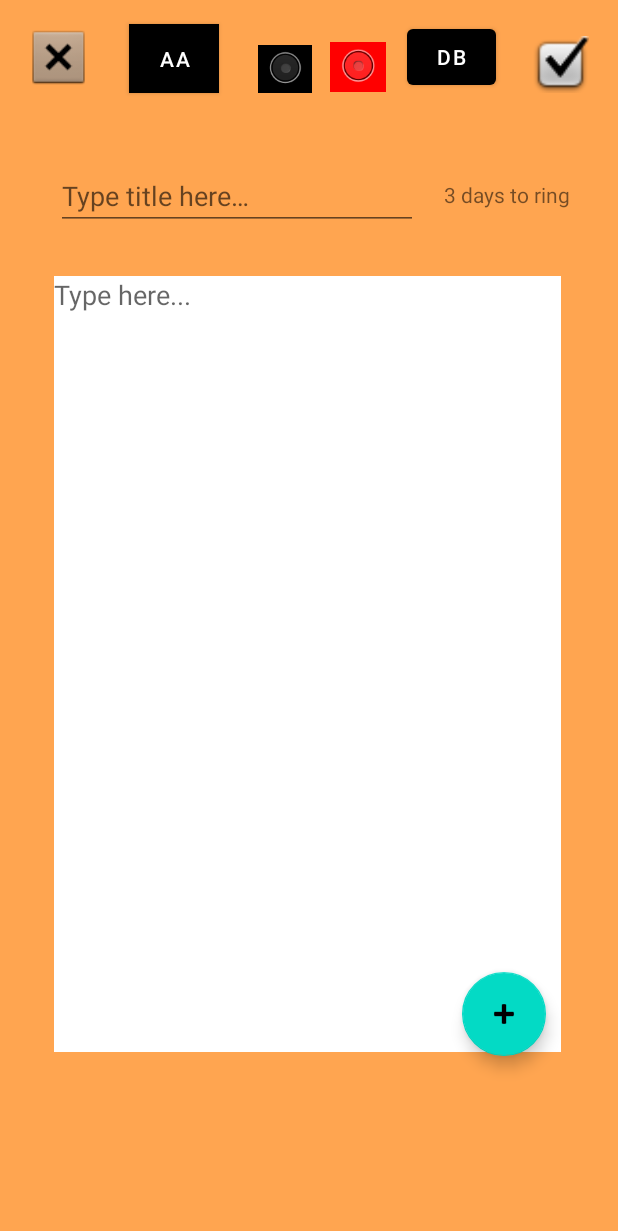
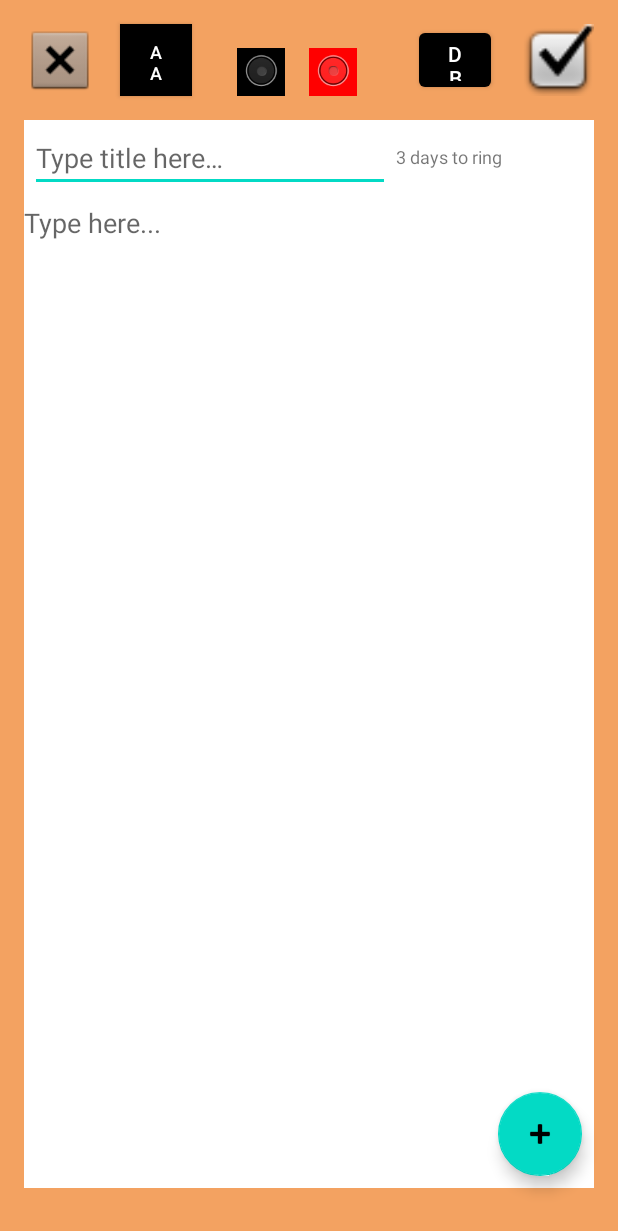
Before and after one commit to firatfolcay/SandyINF303, an Android app: the NoteEditorController screen opened directly, with no data from a screen before it, on a phone screen of 412 x 824 dp. Shown: the top 1231 px of the screen. Run offline under Robolectric (Android 15) with nearby library versions, the phone set to English and light mode, and no system bars.

Commit message:
GUI constraints fixed/improved

```diff
--- a/app/src/main/res/layout/activity_main.xml
+++ b/app/src/main/res/layout/activity_main.xml
@@ -13,42 +13,42 @@
         android:id="@+id/toolbar"
         android:layout_width="match_parent"
         android:layout_height="?attr/actionBarSize"
+        android:layout_marginBottom="16dp"
         android:background="@color/orange"
         app:layout_constraintBottom_toTopOf="@+id/listOfNotes"
+
         app:layout_constraintEnd_toEndOf="parent"
         app:layout_constraintHorizontal_bias="0.0"
-
-        app:layout_constraintStart_toStartOf="parent"
-        app:layout_constraintTop_toTopOf="parent" />
+        app:layout_constraintStart_toStartOf="parent" />
 
     <ImageButton
         android:id="@+id/imageButton"
-        android:layout_width="wrap_content"
-        android:layout_height="wrap_content"
-        android:layout_marginStart="14dp"
-        android:layout_marginTop="5dp"
+        android:layout_width="48dp"
+        android:layout_height="48dp"
+        android:layout_marginStart="16dp"
+        android:layout_marginBottom="16dp"
+        app:layout_constraintBottom_toTopOf="@+id/listOfNotes"
         app:layout_constraintStart_toStartOf="parent"
-        app:layout_constraintTop_toTopOf="parent"
         app:srcCompat="@android:drawable/ic_dialog_email" />
 
     <ImageButton
         android:id="@+id/imageButton4"
-        android:layout_width="58dp"
-        android:layout_height="50dp"
-        android:layout_marginStart="84dp"
-        android:layout_marginTop="6dp"
-        app:layout_constraintStart_toStartOf="parent"
-        app:layout_constraintTop_toTopOf="parent"
+        android:layout_width="48dp"
+        android:layout_height="48dp"
+        android:layout_marginStart="16dp"
+        android:layout_marginBottom="16dp"
+        app:layout_constraintBottom_toTopOf="@+id/listOfNotes"
+        app:layout_constraintStart_toEndOf="@+id/imageButton"
         app:srcCompat="@android:drawable/ic_lock_idle_alarm" />
 
     <androidx.recyclerview.widget.RecyclerView
         android:id="@+id/listOfNotes"
         android:layout_width="0dp"
         android:layout_height="0dp"
-        android:layout_marginStart="5dp"
-        android:layout_marginTop="56dp"
+        android:layout_marginStart="16dp"
+        android:layout_marginTop="80dp"
         android:layout_marginEnd="16dp"
-        android:layout_marginBottom="64dp"
+        android:layout_marginBottom="32dp"
         app:layout_constraintBottom_toBottomOf="parent"
         app:layout_constraintEnd_toEndOf="parent"
         app:layout_constraintHorizontal_bias="0.0"
@@ -59,11 +59,11 @@
         android:id="@+id/fab_create_new_note"
         android:layout_width="wrap_content"
         android:layout_height="wrap_content"
-        android:layout_marginStart="339dp"
-        android:layout_marginTop="611dp"
+        android:layout_marginEnd="16dp"
+        android:layout_marginBottom="16dp"
         android:clickable="true"
-        app:layout_constraintStart_toStartOf="parent"
-        app:layout_constraintTop_toTopOf="parent"
+        app:layout_constraintBottom_toBottomOf="@+id/listOfNotes"
+        app:layout_constraintEnd_toEndOf="@+id/listOfNotes"
         app:srcCompat="@android:drawable/ic_input_add" />
 
 
--- a/app/src/main/res/layout/note_editor.xml
+++ b/app/src/main/res/layout/note_editor.xml
@@ -4,48 +4,110 @@
     xmlns:tools="http://schemas.android.com/tools"
     android:layout_width="match_parent"
     android:layout_height="match_parent"
-    android:background="#FFA550">
+    android:background="@color/orange">
+
+    <androidx.constraintlayout.widget.ConstraintLayout
+        android:id="@+id/constraint_inside"
+        android:layout_width="0dp"
+        android:layout_height="0dp"
+        android:layout_marginStart="16dp"
+        android:layout_marginTop="80dp"
+        android:layout_marginEnd="16dp"
+        android:layout_marginBottom="32dp"
+        android:background="#FFFFFF"
+        app:layout_constraintBottom_toBottomOf="parent"
+        app:layout_constraintEnd_toEndOf="parent"
+        app:layout_constraintStart_toStartOf="parent"
+        app:layout_constraintTop_toTopOf="parent">
+
+        <EditText
+            android:id="@+id/noteeditor_title_text"
+            android:layout_width="240dp"
+            android:layout_height="40dp"
+            android:layout_marginStart="4dp"
+            android:layout_marginTop="8dp"
+            android:ems="10"
+            android:hint="@string/noteeditor_title_text"
+            android:inputType="textPersonName"
+            app:layout_constraintStart_toStartOf="parent"
+            app:layout_constraintTop_toTopOf="parent" />
+
+        <TextView
+            android:id="@+id/textView_remaining_time"
+            android:layout_width="88dp"
+            android:layout_height="40dp"
+            android:layout_marginStart="4dp"
+            android:layout_marginTop="16dp"
+            android:text="3 days to ring"
+            android:textAlignment="textStart"
+            android:textSize="12sp"
+            app:layout_constraintStart_toEndOf="@+id/noteeditor_title_text"
+            app:layout_constraintTop_toTopOf="parent" />
+
+        <EditText
+            android:id="@+id/noteeditor_multiline_text"
+            android:layout_width="0dp"
+            android:layout_height="0dp"
+            android:layout_marginTop="8dp"
+            android:background="#FFFFFF"
+            android:clickable="true"
+            android:editable="true"
+            android:ems="10"
+            android:enabled="true"
+            android:gravity="start|top"
+            android:hint="Type here..."
+            android:inputType="textMultiLine"
+            android:saveEnabled="true"
+            android:scrollbarStyle="insideInset"
+            android:scrollbars="vertical"
+            app:layout_constraintBottom_toBottomOf="parent"
+            app:layout_constraintEnd_toEndOf="parent"
+            app:layout_constraintStart_toStartOf="parent"
+            app:layout_constraintTop_toBottomOf="@+id/noteeditor_title_text" />
+    </androidx.constraintlayout.widget.ConstraintLayout>
 
     <ImageView
         android:id="@+id/imageView_back"
-        android:layout_width="46dp"
-        android:layout_height="44dp"
+        android:layout_width="@dimen/button_48"
+        android:layout_height="@dimen/button_48"
         android:layout_marginStart="16dp"
-        android:layout_marginTop="16dp"
+        android:layout_marginBottom="16dp"
+        app:layout_constraintBottom_toTopOf="@+id/constraint_inside"
         app:layout_constraintStart_toStartOf="parent"
-        app:layout_constraintTop_toTopOf="parent"
         app:srcCompat="@android:drawable/btn_dialog" />
 
     <ImageView
         android:id="@+id/imageView_save_note"
-        android:layout_width="43dp"
-        android:layout_height="38dp"
-        android:layout_marginStart="352dp"
-        android:layout_marginTop="24dp"
-        app:layout_constraintStart_toStartOf="parent"
-        app:layout_constraintTop_toTopOf="parent"
+        android:layout_width="@dimen/button_48"
+        android:layout_height="@dimen/button_48"
+        android:layout_marginEnd="16dp"
+        android:layout_marginBottom="16dp"
+        app:layout_constraintBottom_toTopOf="@+id/constraint_inside"
+        app:layout_constraintEnd_toEndOf="parent"
         app:srcCompat="@android:drawable/checkbox_on_background" />
 
     <com.google.android.material.floatingactionbutton.FloatingActionButton
         android:id="@+id/fab_noteeditor_options_timer"
         android:layout_width="wrap_content"
         android:layout_height="wrap_content"
+        android:layout_marginEnd="8dp"
         android:layout_marginBottom="16dp"
         android:clickable="true"
         android:visibility="invisible"
         app:layout_constraintBottom_toTopOf="@+id/fab_noteeditor_options"
-        app:layout_constraintStart_toStartOf="@+id/fab_noteeditor_options"
+        app:layout_constraintEnd_toEndOf="@+id/constraint_inside"
         app:srcCompat="@android:drawable/arrow_down_float" />
 
     <com.google.android.material.floatingactionbutton.FloatingActionButton
         android:id="@+id/fab_noteeditor_options_addimage"
         android:layout_width="wrap_content"
         android:layout_height="wrap_content"
-        android:layout_marginBottom="84dp"
+        android:layout_marginEnd="8dp"
+        android:layout_marginBottom="16dp"
         android:clickable="true"
         android:visibility="invisible"
-        app:layout_constraintBottom_toTopOf="@+id/fab_noteeditor_options"
-        app:layout_constraintStart_toStartOf="@+id/fab_noteeditor_options"
+        app:layout_constraintBottom_toTopOf="@+id/fab_noteeditor_options_timer"
+        app:layout_constraintEnd_toEndOf="@+id/constraint_inside"
         app:srcCompat="@android:drawable/btn_star" />
 
 
@@ -53,109 +115,70 @@
         android:id="@+id/fab_noteeditor_options_calendar"
         android:layout_width="wrap_content"
         android:layout_height="wrap_content"
-        android:layout_marginBottom="152dp"
+        android:layout_marginEnd="8dp"
+        android:layout_marginBottom="16dp"
         android:clickable="true"
         android:visibility="invisible"
-        app:layout_constraintBottom_toTopOf="@+id/fab_noteeditor_options"
-        app:layout_constraintStart_toStartOf="@+id/fab_noteeditor_options"
+        app:layout_constraintBottom_toTopOf="@+id/fab_noteeditor_options_addimage"
+        app:layout_constraintEnd_toEndOf="@+id/constraint_inside"
         app:srcCompat="@android:drawable/ic_btn_speak_now" />
 
     <com.google.android.material.floatingactionbutton.FloatingActionButton
         android:id="@+id/fab_noteeditor_options"
-        android:layout_width="56dp"
-        android:layout_height="56dp"
-        android:layout_marginStart="308dp"
-        android:layout_marginTop="648dp"
+        android:layout_width="wrap_content"
+        android:layout_height="wrap_content"
+        android:layout_marginEnd="8dp"
+        android:layout_marginBottom="8dp"
         android:clickable="true"
         android:visibility="visible"
-        app:layout_constraintStart_toStartOf="parent"
-        app:layout_constraintTop_toTopOf="parent"
+        app:layout_constraintBottom_toBottomOf="@+id/constraint_inside"
+        app:layout_constraintEnd_toEndOf="@+id/constraint_inside"
         app:srcCompat="@android:drawable/ic_input_add" />
 
     <Button
         android:id="@+id/button_edit_font"
-        android:layout_width="60dp"
-        android:layout_height="46dp"
-        android:layout_marginStart="86dp"
-        android:layout_marginTop="16dp"
+        android:layout_width="@dimen/button_48"
+        android:layout_height="@dimen/button_48"
+        android:layout_marginStart="16dp"
+        android:layout_marginBottom="16dp"
         android:background="#FAFAFA"
         android:backgroundTint="#FFFFFF"
         android:text="Aa"
-        app:layout_constraintStart_toStartOf="parent"
-        app:layout_constraintTop_toTopOf="parent" />
-
-    <EditText
-        android:id="@+id/noteeditor_multiline_text"
-        android:layout_width="338dp"
-        android:layout_height="517dp"
-        android:layout_marginStart="36dp"
-        android:layout_marginTop="184dp"
-        android:background="#FFFFFF"
-        android:clickable="true"
-        android:editable="true"
-        android:ems="10"
-        android:enabled="true"
-        android:gravity="start|top"
-        android:hint="Type here..."
-        android:inputType="textMultiLine"
-        android:saveEnabled="true"
-        android:scrollbarStyle="insideInset"
-        android:scrollbars="vertical"
-        app:layout_constraintStart_toStartOf="parent"
-        app:layout_constraintTop_toTopOf="parent" />
+        android:textSize="12sp"
+        app:layout_constraintBottom_toTopOf="@+id/constraint_inside"
+        app:layout_constraintStart_toEndOf="@+id/imageView_back" />
 
     <ImageView
         android:id="@+id/imageView_colorpicker_black"
-        android:layout_width="36dp"
-        android:layout_height="32dp"
-        android:layout_marginStart="172dp"
-        android:layout_marginTop="30dp"
+        android:layout_width="@dimen/button_32"
+        android:layout_height="@dimen/button_32"
+        android:layout_marginStart="30dp"
+        android:layout_marginBottom="16dp"
         android:background="#000000"
-        app:layout_constraintStart_toStartOf="parent"
-        app:layout_constraintTop_toTopOf="parent"
+        app:layout_constraintBottom_toTopOf="@+id/constraint_inside"
+        app:layout_constraintStart_toEndOf="@+id/button_edit_font"
         app:srcCompat="@android:drawable/btn_radio" />
 
     <ImageView
         android:id="@+id/imageView_colorpicker_red"
-        android:layout_width="37dp"
-        android:layout_height="33dp"
-        android:layout_marginStart="220dp"
-        android:layout_marginTop="28dp"
+        android:layout_width="@dimen/button_32"
+        android:layout_height="@dimen/button_32"
+        android:layout_marginStart="16dp"
+        android:layout_marginBottom="16dp"
         android:background="#FF0000"
-        app:layout_constraintStart_toStartOf="parent"
-        app:layout_constraintTop_toTopOf="parent"
+        app:layout_constraintBottom_toTopOf="@+id/constraint_inside"
+        app:layout_constraintStart_toEndOf="@+id/imageView_colorpicker_black"
         app:srcCompat="@android:drawable/btn_radio" />
-
-    <EditText
-        android:id="@+id/noteeditor_title_text"
-        android:layout_width="241dp"
-        android:layout_height="43dp"
-        android:layout_marginStart="37dp"
-        android:layout_marginTop="110dp"
-        android:ems="10"
-        android:hint="@string/noteeditor_title_text"
-        android:inputType="textPersonName"
-        app:layout_constraintStart_toStartOf="parent"
-        app:layout_constraintTop_toTopOf="parent" />
-
-    <TextView
-        android:id="@+id/textView_remaining_time"
-        android:layout_width="96dp"
-        android:layout_height="46dp"
-        android:layout_marginStart="296dp"
-        android:layout_marginTop="120dp"
-        android:text="3 days to ring"
-        app:layout_constraintStart_toStartOf="parent"
-        app:layout_constraintTop_toTopOf="parent" />
 
     <Button
         android:id="@+id/button_db"
-        android:layout_width="59dp"
-        android:layout_height="49dp"
-        android:layout_marginStart="271dp"
-        android:layout_marginTop="13dp"
+        android:layout_width="@dimen/button_48"
+        android:layout_height="@dimen/button_48"
+        android:layout_marginBottom="16dp"
         android:text="DB"
-        app:layout_constraintStart_toStartOf="parent"
-        app:layout_constraintTop_toTopOf="parent" />
+        app:layout_constraintBottom_toTopOf="@+id/constraint_inside"
+        app:layout_constraintEnd_toStartOf="@+id/imageView_save_note"
+        app:layout_constraintHorizontal_bias="0.67"
+        app:layout_constraintStart_toEndOf="@+id/imageView_colorpicker_red" />
 
 </androidx.constraintlayout.widget.ConstraintLayout>
--- a/app/src/main/res/values/dimens.xml
+++ b/app/src/main/res/values/dimens.xml
@@ -5,5 +5,7 @@
     <dimen name="standard_155">155dp</dimen>
     <dimen name="standard_21">21dp</dimen>
     <dimen name="standard_45">45dp</dimen>
-
+    <dimen name="gap_16">16dp</dimen>
+    <dimen name="button_48">48dp</dimen>
+    <dimen name="button_32">32dp</dimen>
 </resources>
```
